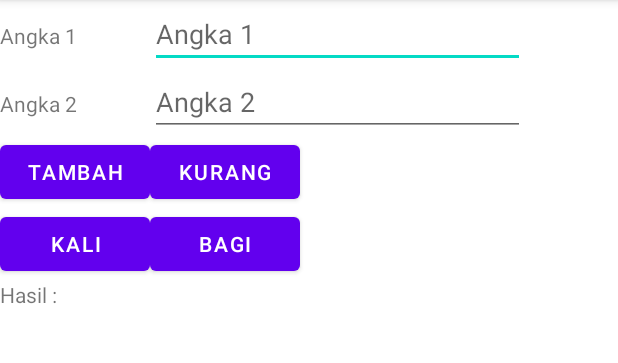
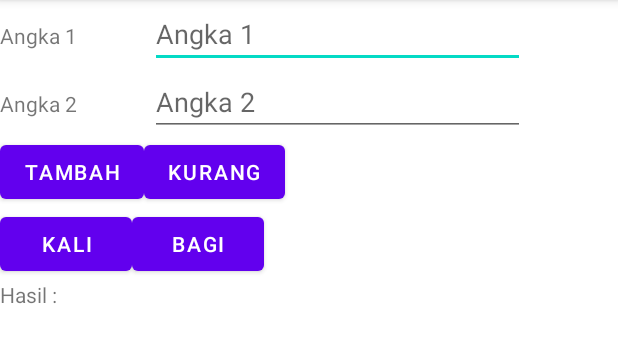
Before and after one commit to janurendra05/Mobile_Aplikasi, an Android app: the screen it shows after launch (MainActivity), on a phone screen of 412 x 824 dp, the part 84-447 px from its top. Run offline under Robolectric (Android 15) with nearby library versions, the light colour scheme and no system bars.

Commit message:
week 02 fix

```diff
--- a/week02_31273/app/src/main/res/layout/activity_main.xml
+++ b/week02_31273/app/src/main/res/layout/activity_main.xml
@@ -1,43 +1,45 @@
 <?xml version="1.0" encoding="utf-8"?>
-<TableLayout xmlns:android="http://schemas.android.com/apk/res/android"
+<LinearLayout xmlns:android="http://schemas.android.com/apk/res/android"
     xmlns:app="http://schemas.android.com/apk/res-auto"
     xmlns:tools="http://schemas.android.com/tools"
     android:layout_width="match_parent"
     android:layout_height="match_parent"
+    android:orientation="vertical"
     tools:context=".MainActivity">
 
         <LinearLayout
             android:layout_width="match_parent"
             android:layout_height="wrap_content"
-            android:orientation="horizontal">
+            android:orientation="horizontal"
+            app:layout_constraintStart_toStartOf="parent"
+            app:layout_constraintTop_toTopOf="parent">
 
                 <TextView
                     android:id="@+id/textview1"
+                    android:layout_width="100dp"
                     android:layout_height="33dp"
-            android:layout_width="100dp"
-            android:text="Angka 1"
-            />
+                    android:text="Angka 1" />
 
                 <EditText
                     android:id="@+id/angka1"
                     android:layout_width="250dp"
                     android:layout_height="wrap_content"
                     android:hint="@string/angka1"
-            android:inputType="numberDecimal"
-            />
+                    android:inputType="numberDecimal" />
+
         </LinearLayout>
 
         <LinearLayout
+            android:id="@+id/linearLayout"
             android:layout_width="match_parent"
             android:layout_height="wrap_content"
             android:orientation="horizontal">
 
                 <TextView
                     android:id="@+id/textview2"
+                    android:layout_width="100dp"
                     android:layout_height="33dp"
-            android:layout_width="100dp"
-            android:text="Angka 2"
-            />
+                    android:text="Angka 2" />
 
                 <EditText
                     android:id="@+id/angka2"
@@ -45,60 +47,62 @@
                     android:layout_height="wrap_content"
                     android:hint="@string/angka2"
                     android:inputType="numberDecimal"
-            />
+                    tools:ignore="TouchTargetSizeCheck" />
+
         </LinearLayout>
 
 
-        <TableRow
+        <LinearLayout
             android:layout_width="match_parent"
-            android:layout_height="match_parent">
+            android:layout_height="wrap_content"
+            android:orientation="horizontal">
 
                 <Button
                     android:id="@+id/btnTambah"
                     android:layout_width="wrap_content"
                     android:layout_height="wrap_content"
-                    android:text="Tambah"/>
+                    android:text="Tambah" />
 
                 <Button
                     android:id="@+id/btnKurang"
                     android:layout_width="wrap_content"
                     android:layout_height="wrap_content"
-                    android:text="Kurang"/>
+                    android:text="Kurang" />
 
-        </TableRow>
+        </LinearLayout>
 
-        <TableRow
+        <LinearLayout
             android:layout_width="match_parent"
-            android:layout_height="match_parent">
+            android:layout_height="wrap_content">
 
                 <Button
                     android:id="@+id/btnKali"
                     android:layout_width="wrap_content"
                     android:layout_height="wrap_content"
-                    android:text="Kali"/>
+                    android:text="Kali" />
 
                 <Button
                     android:id="@+id/btnBagi"
                     android:layout_width="wrap_content"
                     android:layout_height="wrap_content"
-                    android:text="Bagi"/>
+                    android:text="Bagi" />
 
-        </TableRow>
+        </LinearLayout>
 
-        <TableRow
+        <LinearLayout
+            android:layout_width="match_parent"
             android:layout_height="match_parent"
-            android:layout_width="match_parent">
+            android:orientation="horizontal">
+
 
                 <TextView
+                    android:layout_width="100dp"
                     android:layout_height="33dp"
-            android:layout_width="100dp"
-            android:text="Hasil : "
-            />
+                    android:text="Hasil : " />
 
                 <TextView
                     android:id="@+id/hasil"
-            android:layout_height="33dp"
                     android:layout_width="100dp"
-            />
-        </TableRow>
-</TableLayout>
+                    android:layout_height="33dp" />
+        </LinearLayout>
+</LinearLayout>
```
Lines whose indentation alone changed are shown as unchanged.
